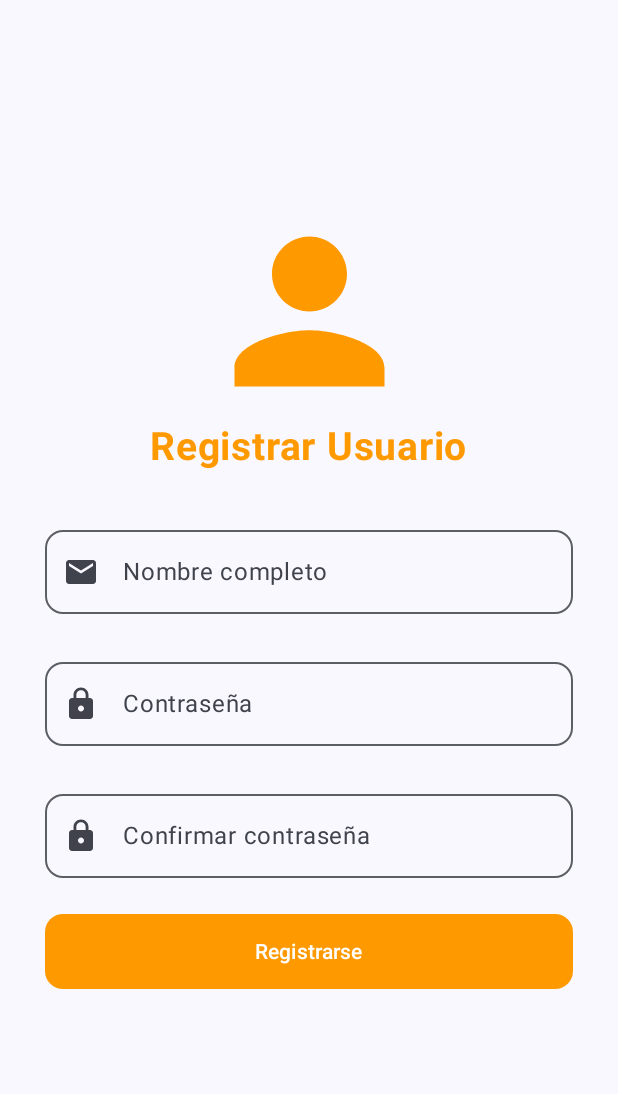
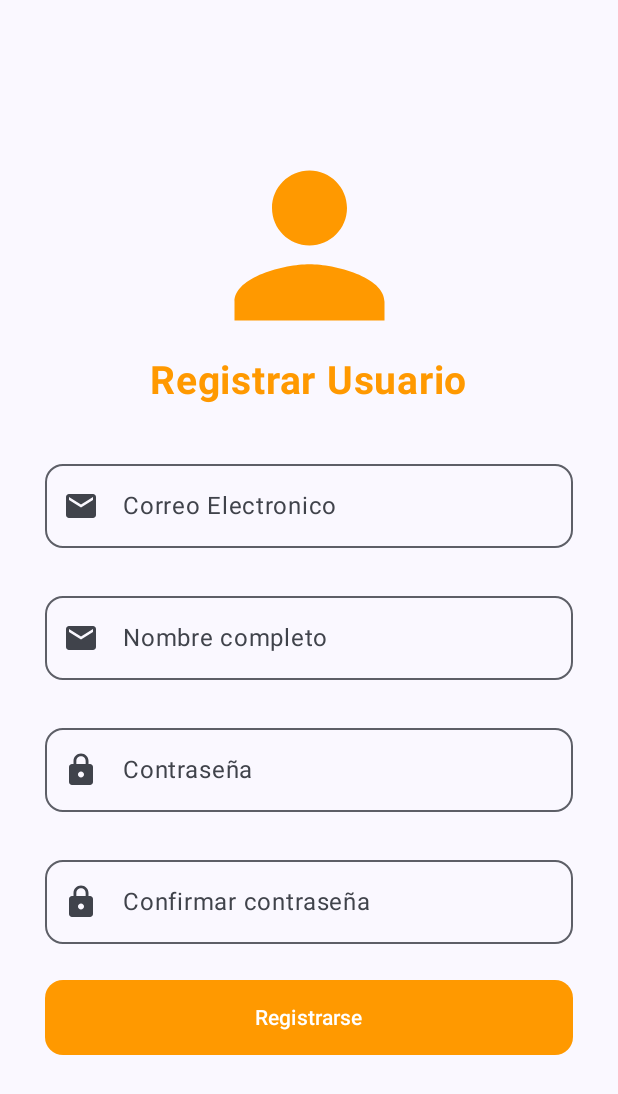
Before and after one commit to mbarragan744/Project_Moviles, an Android app built with Jetpack Compose: the screen it shows after launch (MainActivity), on a phone screen of 412 x 824 dp. Shown: the top 1094 px of the screen. Run offline under Robolectric (Android 15) with nearby library versions, the phone set to English and light mode, and no system bars.

Commit message:
Diseño Registro

```diff
--- a/app/src/main/java/co/edu/unab/marianabarragan/storeapp/RegisterScreen.kt
+++ b/app/src/main/java/co/edu/unab/marianabarragan/storeapp/RegisterScreen.kt
@@ -20,7 +20,6 @@ import androidx.compose.material3.Icon
 import androidx.compose.material3.OutlinedTextField
 import androidx.compose.material3.Scaffold
 import androidx.compose.material3.Text
-import androidx.compose.material3.TextButton
 import androidx.compose.runtime.Composable
 import androidx.compose.ui.Alignment
 import androidx.compose.ui.Modifier
@@ -61,6 +60,18 @@ fun RegisterScreen(){
             )
 
             Spacer(modifier = Modifier.height(32.dp))
+            OutlinedTextField(
+                value = "",
+                onValueChange = {} ,
+                modifier = Modifier.fillMaxWidth(),
+                leadingIcon = {
+                    Icon(Icons.Default.Email, contentDescription = null)
+                },
+                label = {
+                    Text("Correo Electronico")
+                }, shape =  RoundedCornerShape(12.dp)
+            )
+            Spacer(modifier = Modifier.height(24.dp))
 
             OutlinedTextField(
                 value = "",
```
